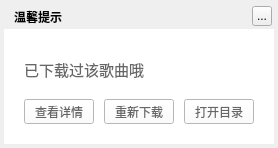
Before: the Qt Designer form TTKModule/TTKWidget/musicUiKits/musicWidgetKits/musicdownloadresetwidget.ui in Greedysky/TTKMusicPlayer, drawn with Qt 5.
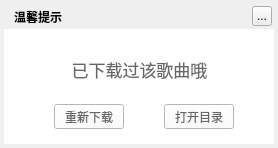
After: the same form once the commit is applied.

```diff
--- a/TTKModule/TTKWidget/musicUiKits/musicWidgetKits/musicdownloadresetwidget.ui
+++ b/TTKModule/TTKWidget/musicUiKits/musicWidgetKits/musicdownloadresetwidget.ui
@@ -74,43 +74,30 @@
     <string notr="true">QWidget{color:#666666;background:white;}
 QLabel{background:transparent;}</string>
    </property>
-   <widget class="QPushButton" name="openDetailButton">
-    <property name="geometry">
-     <rect>
-      <x>20</x>
-      <y>70</y>
-      <width>70</width>
-      <height>25</height>
-     </rect>
-    </property>
-    <property name="cursor">
-     <cursorShape>PointingHandCursor</cursorShape>
-    </property>
-    <property name="text">
-     <string>查看详情</string>
-    </property>
-   </widget>
    <widget class="QLabel" name="downloadName">
     <property name="geometry">
      <rect>
-      <x>20</x>
-      <y>25</y>
+      <x>15</x>
+      <y>20</y>
       <width>241</width>
-      <height>31</height>
+      <height>40</height>
      </rect>
     </property>
     <property name="styleSheet">
-     <string notr="true">font-size:15px;</string>
+     <string notr="true">font-size:17px;</string>
     </property>
     <property name="text">
      <string>已下载过该歌曲哦</string>
     </property>
+    <property name="alignment">
+     <set>Qt::AlignCenter</set>
+    </property>
    </widget>
    <widget class="QPushButton" name="downloadButton">
     <property name="geometry">
      <rect>
-      <x>100</x>
-      <y>70</y>
+      <x>50</x>
+      <y>75</y>
       <width>70</width>
       <height>25</height>
      </rect>
@@ -125,8 +112,8 @@
    <widget class="QPushButton" name="openDirButton">
     <property name="geometry">
      <rect>
-      <x>180</x>
-      <y>70</y>
+      <x>160</x>
+      <y>75</y>
       <width>70</width>
       <height>25</height>
      </rect>
```
Left out of the diff: 4 changed lines with no effect on the pictures.
